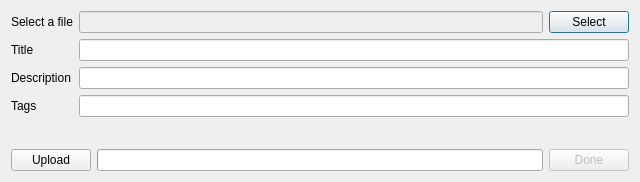
Old version of the form uploaddialog.ui in the repository kshlm/FreOffice-Online-Services-Plugin.
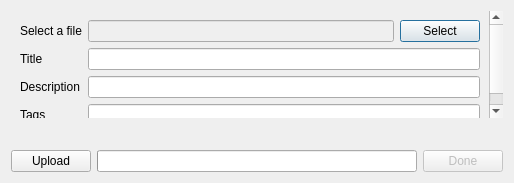
New version of the form.

Commit message: Changed the upload dialog. Added scrolling.

The edit to the form file:
```diff
--- a/uploaddialog.ui
+++ b/uploaddialog.ui
@@ -6,8 +6,8 @@
    <rect>
     <x>0</x>
     <y>0</y>
-    <width>640</width>
-    <height>173</height>
+    <width>514</width>
+    <height>183</height>
    </rect>
   </property>
   <property name="windowTitle">
@@ -15,7 +15,31 @@
   </property>
   <layout class="QVBoxLayout" name="verticalLayout">
    <item>
+    <widget class="QScrollArea" name="scrollArea">
+     <property name="frameShape">
+      <enum>QFrame::NoFrame</enum>
+     </property>
+     <property name="frameShadow">
+      <enum>QFrame::Plain</enum>
+     </property>
+     <property name="widgetResizable">
+      <bool>true</bool>
+     </property>
+     <widget class="QWidget" name="scrollAreaWidgetContents">
+      <property name="geometry">
+       <rect>
+        <x>0</x>
+        <y>0</y>
+        <width>506</width>
+        <height>119</height>
+       </rect>
+      </property>
+      <layout class="QVBoxLayout" name="verticalLayout_2">
+       <item>
     <layout class="QFormLayout" name="formLayout">
+         <property name="fieldGrowthPolicy">
+          <enum>QFormLayout::ExpandingFieldsGrow</enum>
+         </property>
      <item row="0" column="0">
       <widget class="QLabel" name="label">
        <property name="text">
@@ -76,6 +100,10 @@
      </item>
     </layout>
    </item>
+      </layout>
+     </widget>
+    </widget>
+   </item>
    <item>
     <layout class="QHBoxLayout" name="horizontalLayout_3">
      <item>
```
Left out of the diff: 4 changed lines with no effect on the pictures. Lines whose indentation alone changed are shown as unchanged. The commit also changes 1 other file.
